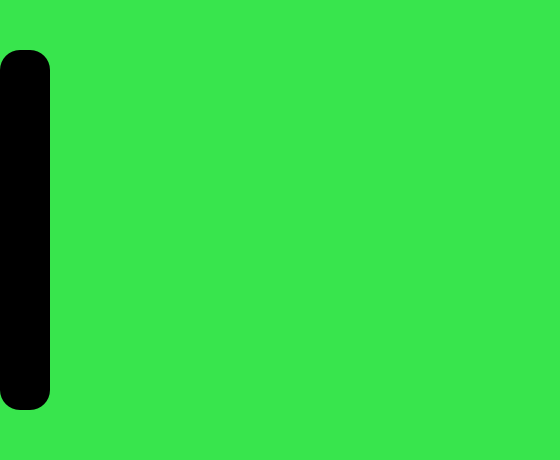
Old version of the form home-page.ui in the repository Ayushrawat-cmd/Parmanu-aerospace.
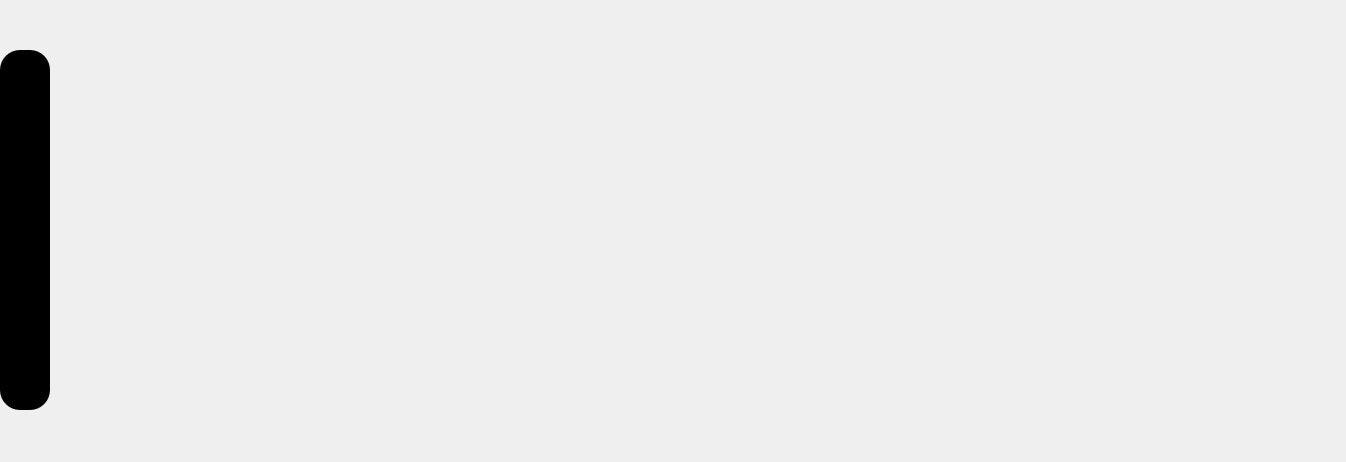
New version of the form. Icons and pictures are not drawn.

Commit message: add matplotlib graphs

What changed in the file:
```diff
--- a/home-page.ui
+++ b/home-page.ui
@@ -6,8 +6,8 @@
    <rect>
     <x>0</x>
     <y>0</y>
-    <width>560</width>
-    <height>460</height>
+    <width>1346</width>
+    <height>462</height>
    </rect>
   </property>
   <property name="windowTitle">
@@ -18,15 +18,12 @@
     <rect>
      <x>0</x>
      <y>0</y>
-     <width>560</width>
+     <width>1341</width>
      <height>460</height>
     </rect>
    </property>
    <property name="styleSheet">
-    <string notr="true">QWidget{
-	background-color:#38E54D;
-}
-</string>
+    <string notr="true"/>
    </property>
    <widget class="QFrame" name="frame">
     <property name="geometry">
```
Left out of the diff: 4 changed lines with no effect on the pictures. The commit also changes 1 other file.
